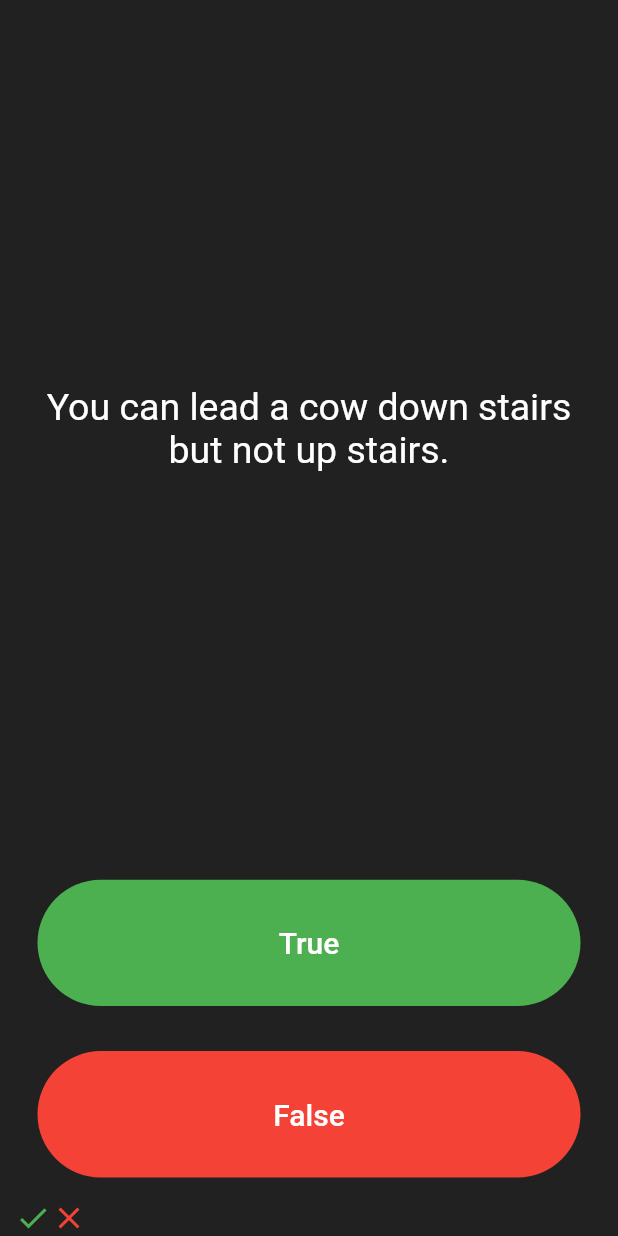
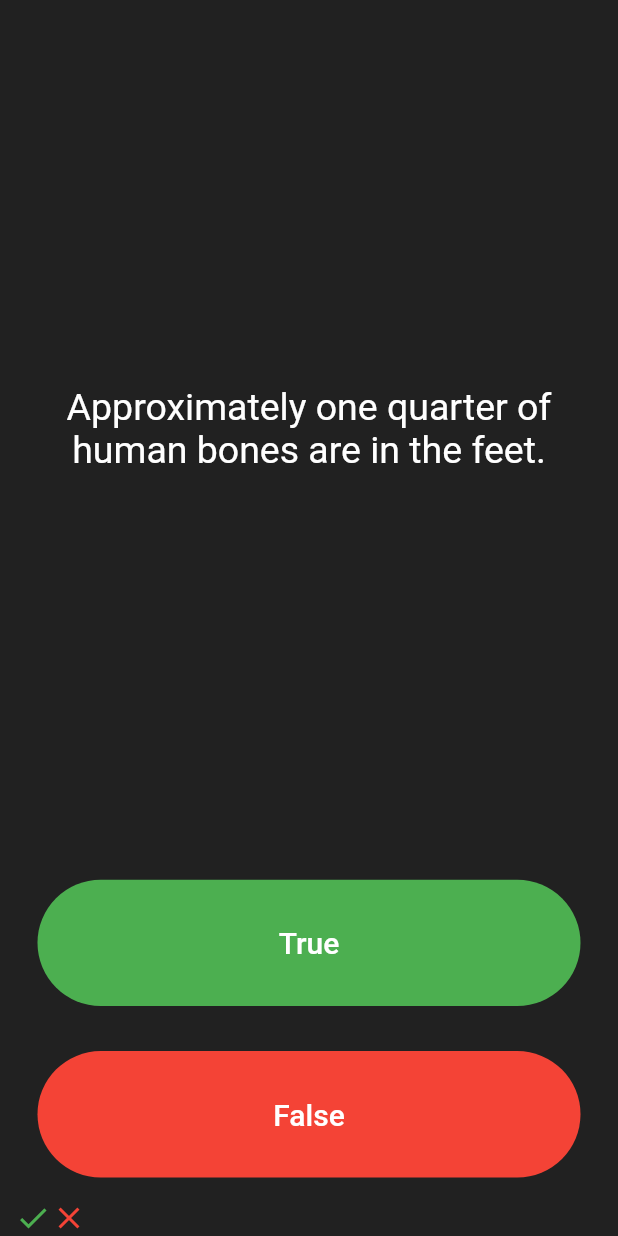
Before and after one commit to TimaevVladislav/flutter_quizzler, a Flutter app: the screen it shows after launch, after a tap on "True", after a tap on "False", on a phone screen of 412 x 824 dp. Run offline on Flutter 3.47's test engine with Material 2 defaults, Android fonts, the phone set to English and light mode, and no system bars.

Commit message:
add:question list

```diff
--- a/lib/main.dart
+++ b/lib/main.dart
@@ -1,5 +1,7 @@
 import 'package:flutter/material.dart';
-import 'question.dart';
+import 'questions.dart';
+
+Questions question = Questions();
 
 void main() => runApp(Quizzler());
 
@@ -28,13 +30,6 @@ class QuizPage extends StatefulWidget {
 class _QuizPageState extends State<QuizPage> {
   int questionId = 0;
   List<Icon> icons = [];
-  List<Question> questions = [
-    Question(q: 'You can lead a cow down stairs but not up stairs.', a: false),
-    Question(
-        q: 'Approximately one quarter of human bones are in the feet.',
-        a: true),
-    Question(q: 'A slug\'s blood is green.', a: true)
-  ];
 
   void showIconQuestion(icon, color) {
     icons.add(Icon(icon, color: color));
@@ -52,7 +47,7 @@ class _QuizPageState extends State<QuizPage> {
               padding: EdgeInsets.all(10.0),
               child: Center(
                 child: Text(
-                  questions[questionId].question,
+                  question.questions[questionId].question,
                   textAlign: TextAlign.center,
                   style: TextStyle(fontSize: 25.0, color: Colors.white),
                 ),
@@ -73,7 +68,8 @@ class _QuizPageState extends State<QuizPage> {
                     )),
                 onPressed: () {
                   setState(() {
-                    questions[questionId].answer;
+                    questionId++;
+                    question.questions[questionId].answer;
                     showIconQuestion(Icons.check, Colors.green);
                   });
                 },
@@ -96,6 +92,7 @@ class _QuizPageState extends State<QuizPage> {
                 ),
                 onPressed: () {
                   setState(() {
+                    questionId++;
                     showIconQuestion(Icons.close, Colors.red);
                   });
                 },
--- a/lib/question.dart
+++ b/lib/question.dart
@@ -2,7 +2,7 @@ class Question {
   String question = "";
   bool answer = false;
 
-  Question({q, a}) {
+  Question(q, a) {
     question = q;
     answer = a;
   }
--- /dev/null
+++ b/lib/questions.dart
@@ -0,0 +1,31 @@
+import 'question.dart';
+
+class Questions {
+  List<Question> questions = [
+    Question('Some cats are actually allergic to humans', true),
+    Question('You can lead a cow down stairs but not up stairs.', false),
+    Question('Approximately one quarter of human bones are in the feet.', true),
+    Question('A slug\'s blood is green.', true),
+    Question('Buzz Aldrin\'s mother\'s maiden name was \"Moon\".', true),
+    Question('It is illegal to pee in the Ocean in Portugal.', true),
+    Question(
+        'No piece of square dry paper can be folded in half more than 7 times.',
+        false),
+    Question(
+        'In London, UK, if you happen to die in the House of Parliament, you are technically entitled to a state funeral, because the building is considered too sacred a place.',
+        true),
+    Question(
+        'The loudest sound produced by any animal is 188 decibels. That animal is the African Elephant.',
+        false),
+    Question(
+        'The total surface area of two human lungs is approximately 70 square metres.',
+        true),
+    Question('Google was originally called \"Backrub\".', true),
+    Question(
+        'Chocolate affects a dog\'s heart and nervous system; a few ounces are enough to kill a small dog.',
+        true),
+    Question(
+        'In West Virginia, USA, if you accidentally hit an animal with your car, you are free to take it home to eat.',
+        true)
+  ];
+}
```
